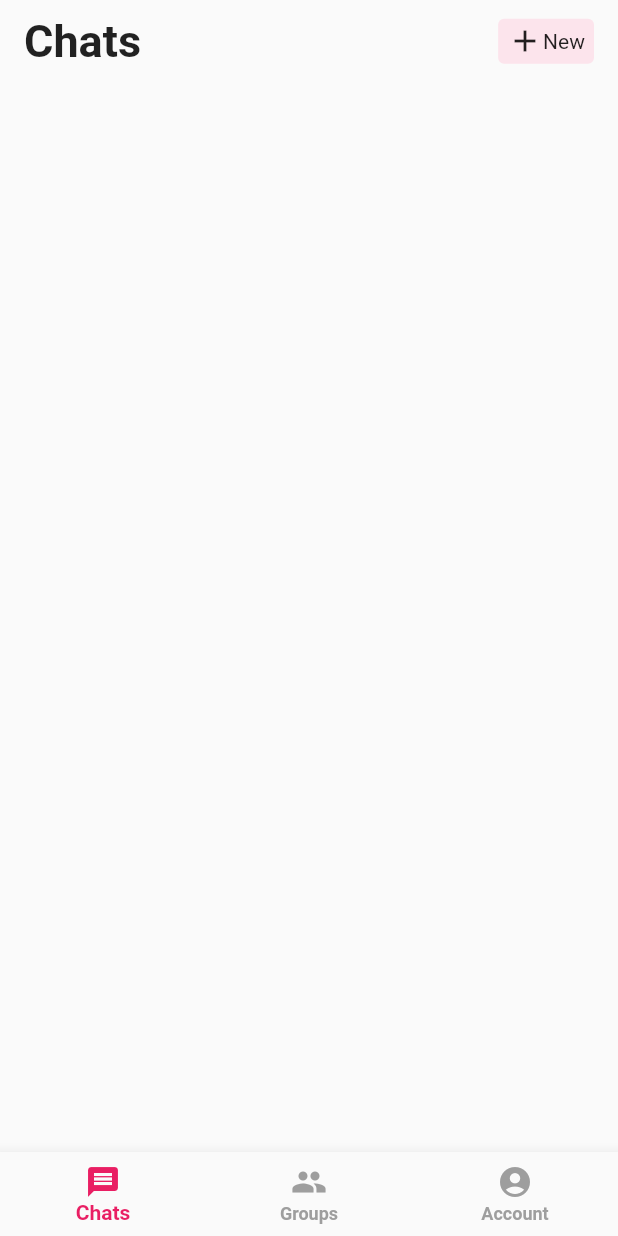
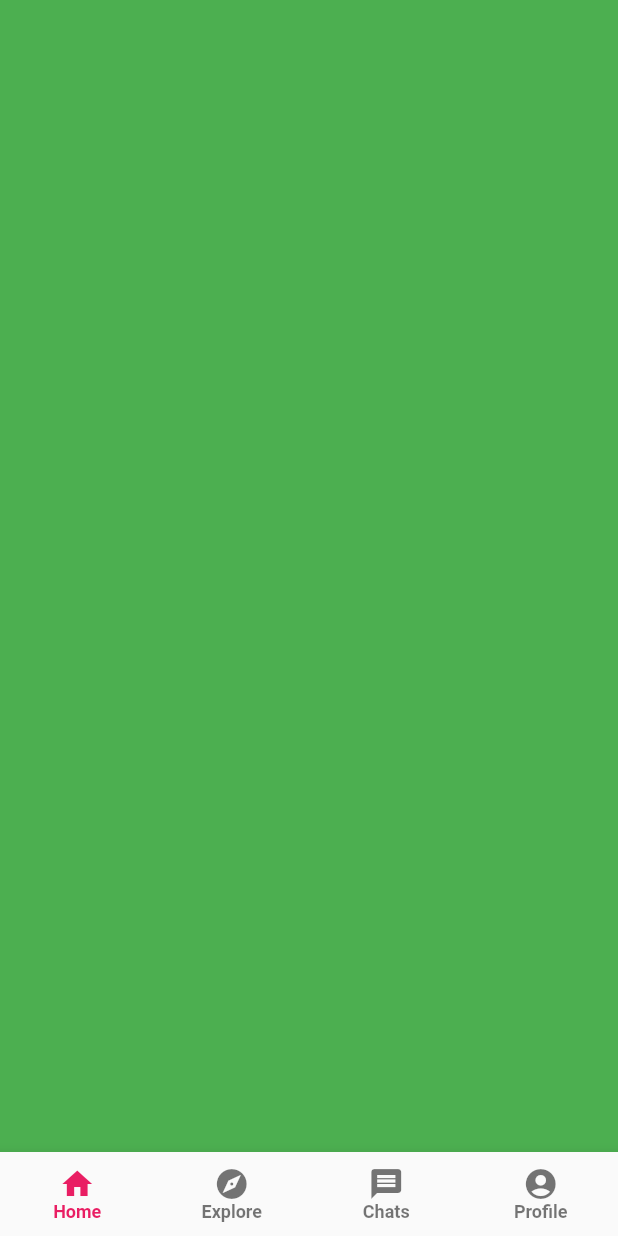
Before and after one commit to m5562/lobhari-flutter, a Flutter app: the screen it shows after launch, on a phone screen of 412 x 824 dp. Run offline on Flutter 3.47's test engine with Material 2 defaults, Android fonts, the phone set to English and light mode, and no system bars.

Commit message:
tab created

```diff
--- a/lib/main.dart
+++ b/lib/main.dart
@@ -1,16 +1,77 @@
 import 'package:flutter/material.dart';
-import 'pages/homepage.dart';
+import 'package:lobhari/screens/blue.dart';
+import 'package:lobhari/screens/green.dart';
+import 'package:lobhari/screens/red.dart';
+import 'package:lobhari/screens/yellow.dart';
 
 void main() {
   runApp(const MyApp());
 }
-class MyApp extends StatelessWidget{
-  const MyApp({ super.key });
+
+class MyApp extends StatefulWidget {
+  const MyApp({super.key});
+
+  @override
+  State<MyApp> createState() => _MyAppState();
+}
+
+class _MyAppState extends State<MyApp> {
+  int _index = 0;
+
+  final _pageController = PageController(initialPage: 0);
+
+  void onPgCng(newIndex) {
+    setState(() {
+      _index = newIndex;
+    });
+  }
+
   @override
   Widget build(BuildContext context) {
-    return const MaterialApp(
+    return MaterialApp(
       debugShowCheckedModeBanner: false,
-      home: Homepage(),
+      home: Scaffold(
+        body: PageView(
+          controller: _pageController,
+          onPageChanged: onPgCng,
+          scrollDirection: Axis.horizontal,
+          children: const [Green(), Red(), Blue(), Amber()],
+        ),
+        bottomNavigationBar: BottomNavigationBar(
+          onTap: (newIndex) {
+            setState(() {
+              _pageController.animateToPage(_index,
+                  duration: const Duration(microseconds: 300),
+                  curve: Curves.ease);
+            });
+          },
+          currentIndex: _index,
+          type: BottomNavigationBarType.fixed,
+          selectedItemColor: Colors.pink,
+          selectedLabelStyle:
+              const TextStyle(fontWeight: FontWeight.w600, fontSize: 12),
+          unselectedLabelStyle:
+              const TextStyle(fontWeight: FontWeight.w600, fontSize: 12),
+          items: const [
+            BottomNavigationBarItem(
+              icon: Icon(Icons.home),
+              label: "Home",
+            ),
+            BottomNavigationBarItem(
+              icon: Icon(Icons.explore),
+              label: "Explore",
+            ),
+            BottomNavigationBarItem(
+              label: "Chats",
+              icon: Icon(Icons.message),
+            ),
+            BottomNavigationBarItem(
+              label: "Profile",
+              icon: Icon(Icons.account_circle),
+            ),
+          ],
+        ),
+      ),
     );
   }
 }
--- a/lib/pages/chat_page.dart
+++ /dev/null
@@ -1,53 +0,0 @@
-import 'package:flutter/material.dart';
-
-class Chatpage extends StatelessWidget {
-  const Chatpage({super.key});
-
-  @override
-  Widget build(BuildContext context) {
-    return Scaffold(
-      body: SingleChildScrollView(
-        physics: const BouncingScrollPhysics(),
-        child: Column(
-          crossAxisAlignment: CrossAxisAlignment.start,
-          children: <Widget>[
-            SafeArea(
-              child: Padding(
-                padding:
-                    const EdgeInsets.symmetric(horizontal: 16, vertical: 10),
-                child: Row(
-                  mainAxisAlignment: MainAxisAlignment.spaceBetween,
-                  children: <Widget>[
-                    const Text(
-                      "Chats",
-                      style:
-                          TextStyle(fontSize: 30, fontWeight: FontWeight.bold),
-                    ),
-                    Container(
-                      decoration: BoxDecoration(
-                        borderRadius: const BorderRadius.all(Radius.circular(4)),
-                        color: Colors.pink[50],
-                      ),
-
-                      // color: Colors.pink[50],
-                      height: 30,
-                      child: const Padding(
-                        padding: EdgeInsets.symmetric(horizontal: 6),
-                        child: Row(
-                          children: <Widget>[
-                            Icon(Icons.add),
-                            Text("New"),
-                          ],
-                        ),
-                      ),
-                    ),
-                  ],
-                ),
-              ),
-            ),
-          ],
-        ),
-      ),
-    );
-  }
-}
--- a/lib/pages/homepage.dart
+++ b/lib/pages/homepage.dart
@@ -1,34 +1,12 @@
 import 'package:flutter/material.dart';
-import 'package:lobhari/pages/chat_page.dart';
 
 class Homepage extends StatelessWidget {
-  const Homepage({super.key});
+  const Homepage({super.key, String? name});
 
   @override
   Widget build(BuildContext context) {
-    return Scaffold(
-      bottomNavigationBar: BottomNavigationBar(
-        selectedItemColor: Colors.pink,
-        unselectedItemColor: Colors.grey,
-        selectedLabelStyle: const TextStyle(fontWeight: FontWeight.w600),
-        unselectedLabelStyle: const TextStyle(fontWeight: FontWeight.w600),
-        type: BottomNavigationBarType.fixed,
-        items: const [
-          BottomNavigationBarItem(
-            icon: Icon(Icons.message),
-            label: "Chats",
-          ),
-          BottomNavigationBarItem(
-            icon: Icon(Icons.group),
-            label: "Groups",
-          ),
-          BottomNavigationBarItem(
-            icon: Icon(Icons.account_circle),
-            label: "Account",
-          ),
-        ],
-      ),
-      body: const Chatpage(),
+    return const Scaffold(
+      body: Text("hello"),
     );
   }
 }
--- /dev/null
+++ b/lib/screens/green.dart
@@ -0,0 +1,12 @@
+import 'package:flutter/material.dart';
+
+class Green extends StatelessWidget {
+  const Green({super.key});
+
+  @override
+  Widget build(BuildContext context) {
+    return Container(
+      color: Colors.green,
+    );
+  }
+}
```
Also changed, not shown: lib/screens/blue.dart (added, +12 -0 lines), lib/screens/profile.dart (added, +15 -0 lines), lib/screens/red.dart (added, +12 -0 lines), lib/screens/yellow.dart (added, +12 -0 lines), lib/pages/login.dart (deleted), pubspec.lock, 1 other file.
